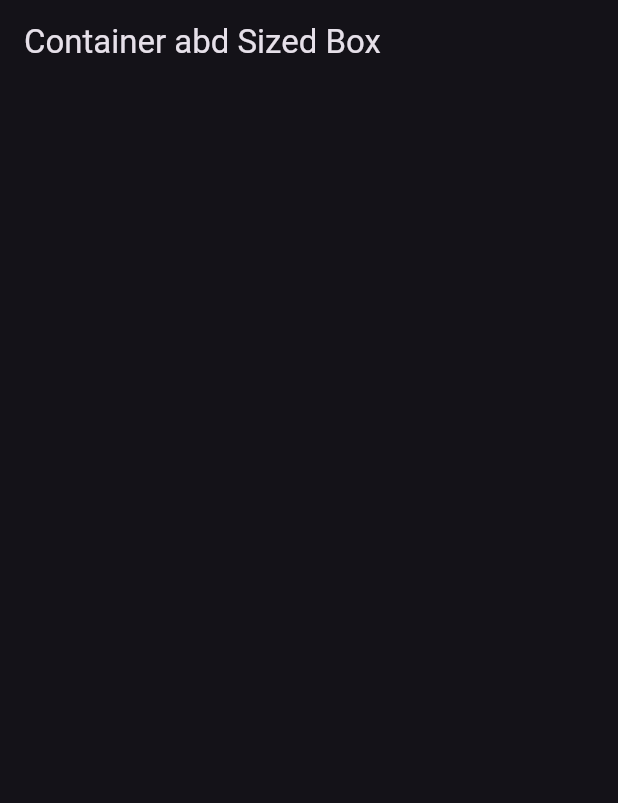
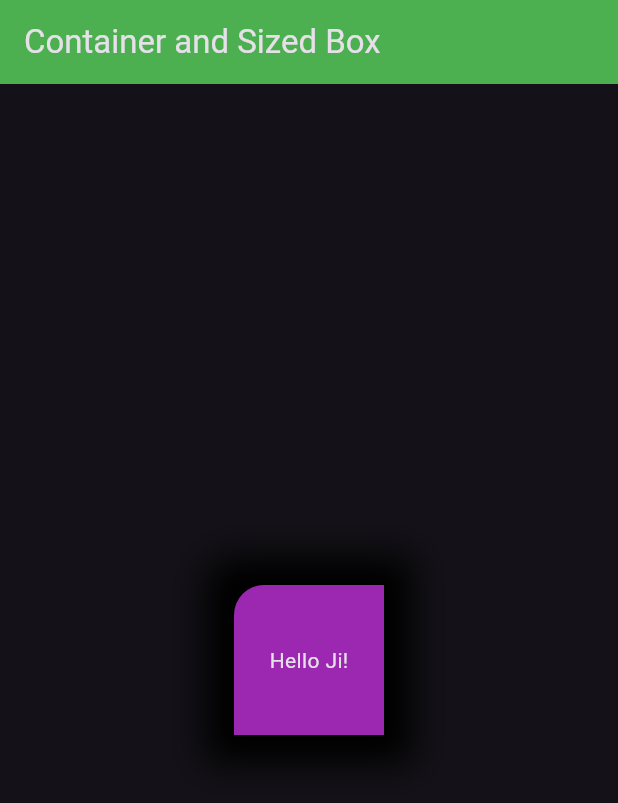
Before and after one commit to Saksham0205/flutter_30_days, a Flutter app: the screen it shows after launch, on a phone screen of 412 x 824 dp. Shown: the top 803 px of the screen. Run offline on Flutter 3.47's test engine with Material 3 defaults, Android fonts, the phone set to English and light mode, and no system bars.

Commit message:
container properties

```diff
--- a/lib/main.dart
+++ b/lib/main.dart
@@ -11,6 +11,7 @@ class MyApp extends StatelessWidget {
   @override
   Widget build(BuildContext context) {
     return MaterialApp(
+      debugShowCheckedModeBanner: false,
       theme: ThemeData(
         primaryColor: Colors.green,
         brightness: Brightness.dark,
--- a/lib/widgets/container_sized_box.dart
+++ b/lib/widgets/container_sized_box.dart
@@ -7,10 +7,34 @@ class HomePage extends StatelessWidget {
   Widget build(BuildContext context) {
     return Scaffold(
       appBar: AppBar(
-        title: const Text("Container abd Sized Box"),
+        title: const Text("Container and Sized Box"),
+        backgroundColor: Colors.green,
+      ),
+      body: Center(
+        child: Container(
+          width: 100,
+          height: 100,
+          decoration: BoxDecoration(
+            boxShadow: [
+              BoxShadow(
+                blurRadius: 20,
+                spreadRadius: 20
+
+              )
+            ],
+            color: Colors.purple,
+                borderRadius: BorderRadius.only(topLeft: Radius.circular(20),)
+          ),
+          child: Center(
+            child: Text(
+              "Hello Ji!"
+            ),
+          ),
+        ),
+
+      ),
 
 
-      ),
     );
   }
 }
```
